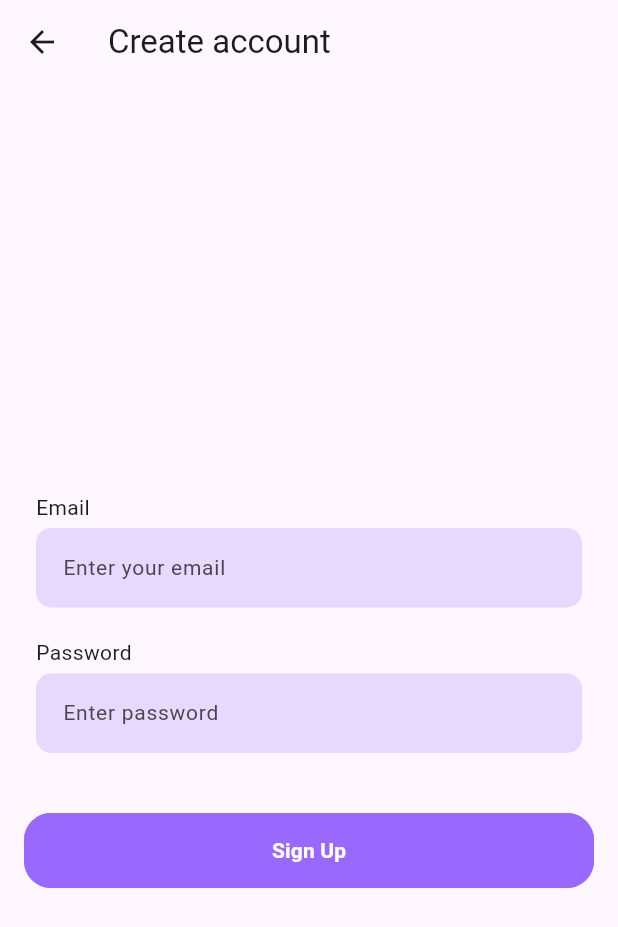
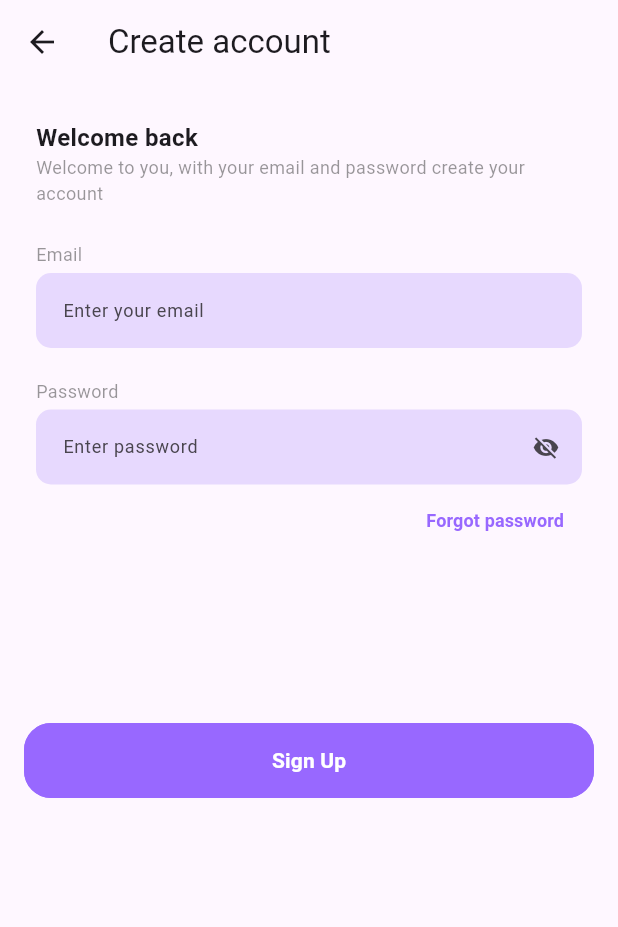
Before and after one commit to kefeh/GrapCoin, a Flutter app: the screen it shows after launch, after a tap on "Sign Up", on a phone screen of 412 x 824 dp. Shown: the top 927 px of the screen. Run offline on Flutter 3.47's test engine with Material 2 defaults, Android fonts, the phone set to English and light mode, and no system bars; our stand-ins replace cloud_firestore, dartz, dio, firebase_auth, firebase_core, flutter_riverpod and 4 more; accounts and stored records are empty; generated files the repository leaves out were written again.

Commit message:
feat: adds design changes for the onboarding pages and the formfields

```diff
--- a/lib/src/constants/constants.dart
+++ b/lib/src/constants/constants.dart
@@ -1,28 +1,5 @@
-import 'package:flutter/material.dart';
-
-const double maxWidth = 400.7;
-const double maxHeight = 766.1;
-const Color black = Color.fromARGB(255, 51, 51, 51);
-const Color blackLight = Color.fromARGB(128, 51, 51, 51);
-const Color white = Color.fromRGBO(255, 255, 255, 1);
-const Color whiteBlueLight = Color.fromARGB(255, 237, 245, 253);
-const Color blue = Color(0xff0B5CFF);
-const Color blueCyan = Color.fromARGB(255, 165, 234, 252);
-const Color blueCyanGreen = Color.fromARGB(255, 3, 255, 213);
-const Color red = Color.fromARGB(255, 255, 18, 18);
-
-const Color darkBlue = Color(0xff1E1E1E);
-const Color lightBlue = Color.fromARGB(255, 228, 241, 255);
-
-const Color grey = Color.fromARGB(255, 245, 245, 245);
-
-const Color lightWhite = Color.fromARGB(51, 255, 255, 255);
-const Color semiTransparentWhite = Color.fromARGB(125, 255, 255, 255);
-
-const Color purple = Color.fromARGB(255, 152, 104, 255);
-const Color purpleDeep = Color.fromARGB(255, 98, 25, 255);
-const Color purpleLight = Color.fromARGB(125, 152, 104, 255);
-const Color purpleLighter = Color.fromARGB(124, 206, 185, 252);
-
-const internalHosts = ['viewotesting.web.app', 'app.viewo.com'];
-const singleClassName = 'Coding Classes';
+const String PASSWORD_REGEX_PATTERN =
+    r'^(?=.*?[A-Z])(?=.*?[a-z])(?=.*?[0-9])(?=.*?[ -/:-@\[-`{-~}]).{8,}$';
+const String NUMBER_AND_STRING = r'^(?=.*?\d)(?=.*?[a-zA-Z])[a-zA-Z\d]+$';
+const String EMAIL_REGEX_PATTERN =
+    r"""^[a-zA-Z0-9.a-zA-Z0-9.!#$%&'*+-/=?^_`{|}~]+@[a-zA-Z0-9]+\.[a-zA-Z]+""";
--- a/lib/src/core/widgets/chat_button.dart
+++ b/lib/src/core/widgets/chat_button.dart
@@ -1,5 +1,5 @@
 import 'package:flutter/material.dart';
-import 'package:grapcoin/src/constants/constants.dart';
+import 'package:grapcoin/src/constants/colors.dart';
 
 class ChatButton extends StatelessWidget {
   const ChatButton._({
--- a/lib/src/core/widgets/custom_form_fields.dart
+++ b/lib/src/core/widgets/custom_form_fields.dart
@@ -1,7 +1,7 @@
 import 'package:flutter/material.dart';
-import 'package:grapcoin/src/constants/constants.dart';
+import 'package:grapcoin/src/constants/colors.dart';
 
-class CustomFormField extends StatelessWidget {
+class CustomFormField extends StatefulWidget {
   const CustomFormField({
     super.key,
     this.isPassword = false,
@@ -20,30 +20,54 @@ class CustomFormField extends StatelessWidget {
   final void Function(String)? onChanged;
 
   @override
+  State<CustomFormField> createState() => _CustomFormFieldState();
+}
+
+class _CustomFormFieldState extends State<CustomFormField> {
+  bool hide = true;
+  @override
   Widget build(BuildContext context) {
     return Column(
       crossAxisAlignment: CrossAxisAlignment.start,
       children: [
-        Text(labelText),
+        Text(
+          widget.labelText,
+          style: const TextStyle(
+            color: blackLight,
+            fontSize: 12,
+          ),
+        ),
         const SizedBox(height: 4),
         TextFormField(
           // controller: controller,
-          obscureText: isPassword,
+          obscureText: hide && widget.isPassword,
           validator: (_) {
             return null;
           },
-          onChanged: onChanged,
+          onChanged: widget.onChanged,
           autovalidateMode: AutovalidateMode.disabled,
           style: TextStyle(
-            color: focusNode.hasFocus
+            color: widget.focusNode.hasFocus
                 ? Theme.of(context).colorScheme.primary
                 : const Color.fromRGBO(11, 11, 54, 1),
-            fontSize: 14,
+            fontSize: 12,
           ),
           decoration: InputDecoration(
-            hintText: hintText,
+            suffixIcon: widget.isPassword
+                ? GestureDetector(
+                    onTap: () {
+                      setState(() {
+                        hide = !hide;
+                      });
+                    },
+                    child: Icon(
+                      hide ? Icons.visibility_off : Icons.visibility,
+                    ),
+                  )
+                : null,
+            hintText: widget.hintText,
             errorMaxLines: 2,
-            filled: focusNode.hasFocus ? false : true,
+            filled: widget.focusNode.hasFocus ? false : true,
             fillColor: purpleLighter,
             isDense: true,
             contentPadding: const EdgeInsets.fromLTRB(14, 16, 12, 16),
--- a/lib/src/login/routes/phone_login_in.dart
+++ b/lib/src/login/routes/phone_login_in.dart
@@ -1,5 +1,6 @@
 import 'package:firebase_auth/firebase_auth.dart';
 import 'package:flutter/material.dart';
+import 'package:grapcoin/src/constants/colors.dart';
 import 'package:grapcoin/src/core/widgets/chat_button.dart';
 import 'package:grapcoin/src/core/widgets/custom_form_fields.dart';
 import 'package:grapcoin/src/login/helpers/providers.dart';
@@ -67,7 +68,12 @@ class _PhoneSignInState extends ConsumerState<EmailAndPasswordLogin> {
   ///phone number variable holding the phone number used in the first step
   @override
   Widget build(BuildContext context) {
+    final welcomeTitle = widget.isSignUp ? 'Welcome back' : "Hello there 👋";
+    final welcomeMessage = widget.isSignUp
+        ? "Welcome to you, with your email and password create your account"
+        : 'Log in to your account to continue';
     return Scaffold(
+      resizeToAvoidBottomInset: false,
       appBar: PreferredSize(
         preferredSize: const Size.fromHeight(56),
         child: AppBar(
@@ -85,19 +91,39 @@ class _PhoneSignInState extends ConsumerState<EmailAndPasswordLogin> {
         child: Padding(
           padding: const EdgeInsets.all(16.0),
           child: Center(
-            child: SingleChildScrollView(
-              reverse: true,
             child: Column(
               children: [
-                  Padding(
-                    padding: const EdgeInsets.symmetric(vertical: 32),
-                    child: Form(
+                Form(
                   key: formKey,
                   child: Container(
-                        constraints: const BoxConstraints(maxWidth: 500),
                     padding: const EdgeInsets.all(8),
                     child: Column(
                       children: [
+                        Align(
+                          alignment: Alignment.centerLeft,
+                          child: Column(
+                            crossAxisAlignment: CrossAxisAlignment.start,
+                            mainAxisSize: MainAxisSize.max,
+                            children: [
+                              Text(
+                                welcomeTitle,
+                                style: const TextStyle(
+                                  fontWeight: FontWeight.w600,
+                                  fontSize: 16,
+                                ),
+                              ),
+                              Text(
+                                welcomeMessage,
+                                style: const TextStyle(
+                                  fontWeight: FontWeight.w400,
+                                  fontSize: 12,
+                                  color: blackLight,
+                                ),
+                              ),
+                            ],
+                          ),
+                        ),
+                        const SizedBox(height: 24),
                         CustomFormField(
                           controller: emailController,
                           focusNode: emailFocusNode,
@@ -108,6 +134,9 @@ class _PhoneSignInState extends ConsumerState<EmailAndPasswordLogin> {
                               .onEmailChange,
                         ),
                         const SizedBox(height: 20),
+                        Column(
+                          crossAxisAlignment: CrossAxisAlignment.end,
+                          children: [
                             CustomFormField(
                               isPassword: true,
                               controller: passwordController,
@@ -117,12 +146,25 @@ class _PhoneSignInState extends ConsumerState<EmailAndPasswordLogin> {
                               onChanged: ref
                                   .watch(phoneAuthProvider.notifier)
                                   .onPasswordChange,
+                            ),
+                            TextButton(
+                              onPressed: () {},
+                              child: const Text(
+                                "Forgot password",
+                                style: TextStyle(
+                                  fontWeight: FontWeight.w600,
+                                  fontSize: 12,
+                                  color: purple,
+                                ),
+                              ),
+                            ),
+                          ],
                         )
                       ],
                     ),
                   ),
                 ),
-                  ),
+                SizedBox(height: MediaQuery.maybeOf(context)!.size.height / 8),
                 ChatButton.primary(
                     text: widget.isSignUp ? 'Sign Up' : 'Login',
                     onPressed: widget.isSignUp ? signUp : signIn),
@@ -131,7 +173,6 @@ class _PhoneSignInState extends ConsumerState<EmailAndPasswordLogin> {
           ),
         ),
       ),
-      ),
     );
   }
 }
--- a/lib/src/login/routes/welcome_page.dart
+++ b/lib/src/login/routes/welcome_page.dart
@@ -39,10 +39,13 @@ class WelcomePage extends StatelessWidget {
     loginAndRedirect(context);
 
     return Scaffold(
-      body: Center(
+      body: Padding(
+        padding: const EdgeInsets.all(32.0),
+        child: Center(
           child: Column(
             mainAxisAlignment: MainAxisAlignment.spaceAround,
             children: [
+              SizedBox(height: MediaQuery.maybeOf(context)!.size.width / 3),
               const Text(
                 'Welcome to \ngrapcoin!',
                 textAlign: TextAlign.center,
@@ -82,6 +85,7 @@ class WelcomePage extends StatelessWidget {
             ],
           ),
         ),
+      ),
     );
   }
 }
--- a/pubspec.yaml
+++ b/pubspec.yaml
@@ -27,6 +27,7 @@ dependencies:
   overlay_support: ^2.1.0
   freezed_annotation: ^2.4.1
   firebase_core: ^2.15.0
+  dartz: ^0.10.1
 
 dev_dependencies:
   flutter_test:
```
Also changed, not shown: lib/src/constants/colors.dart (added, +28 -0 lines), lib/src/core/helpers/errors.dart (added, +15 -0 lines), lib/src/core/helpers/value_failure.dart (added, +20 -0 lines), lib/src/core/models/value_object.dart (added, +32 -0 lines), lib/src/login/helpers/auth_value_validators.dart (added, +20 -0 lines), lib/src/login/models/email_address.dart (added, +14 -0 lines), lib/src/core/helpers/value_failure.freezed.dart (added), pubspec.lock. Lines whose indentation alone changed are shown as unchanged.
